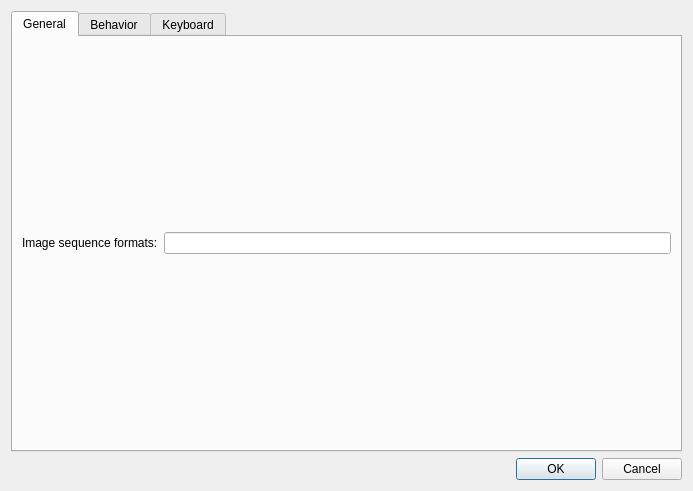
Qt form dialogs/preferencesdialog.ui (olive-editor/olive) before a commit.
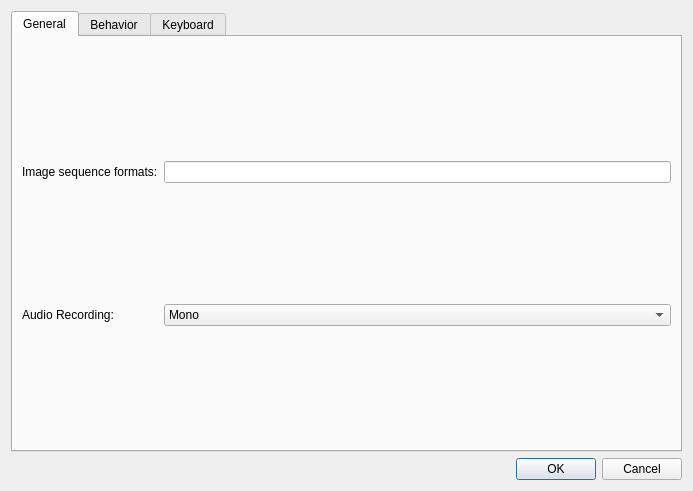
The same form after that commit. The open tabs and pages were chosen to show the change.

Commit message: fixed seeking with WAV and MP3 files and added mono/stereo recording options

Patch:
```diff
--- a/dialogs/preferencesdialog.ui
+++ b/dialogs/preferencesdialog.ui
@@ -34,6 +34,27 @@
        <item row="0" column="1">
         <widget class="QLineEdit" name="imgSeqFormatEdit"/>
        </item>
+       <item row="1" column="0">
+        <widget class="QLabel" name="label_2">
+         <property name="text">
+          <string>Audio Recording:</string>
+         </property>
+        </widget>
+       </item>
+       <item row="1" column="1">
+        <widget class="QComboBox" name="recordingComboBox">
+         <item>
+          <property name="text">
+           <string>Mono</string>
+          </property>
+         </item>
+         <item>
+          <property name="text">
+           <string>Stereo</string>
+          </property>
+         </item>
+        </widget>
+       </item>
       </layout>
      </widget>
      <widget class="QWidget" name="tab_2">
```
Left out of the diff: 2 changed lines with no effect on the pictures. The commit also changes 8 other files.
